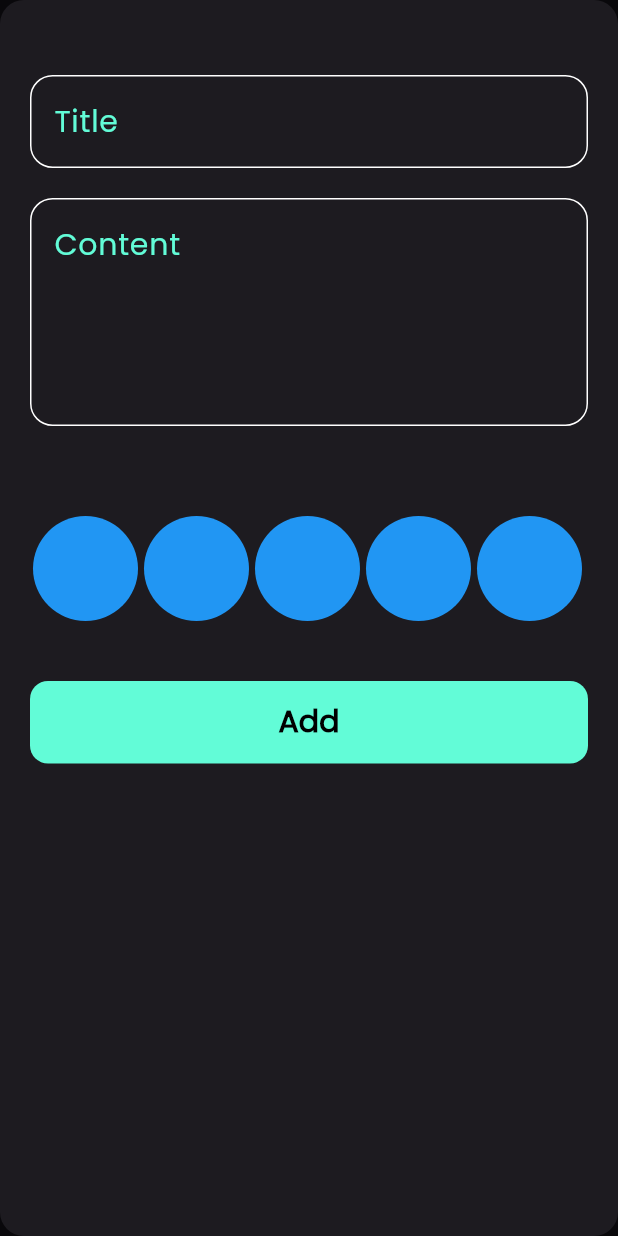
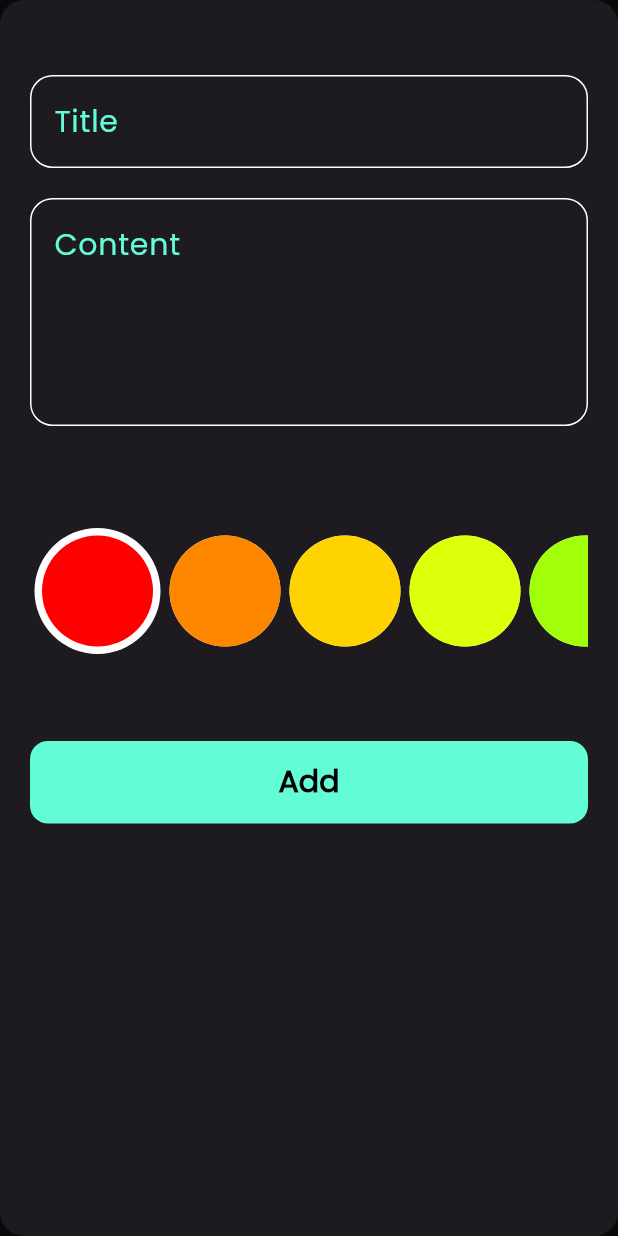
Before and after one commit to Youssef-Ma7moud-Eid/Notesapp, a Flutter app: the screen it shows after launch, after a tap on the "add" icon, on a phone screen of 412 x 824 dp. Run offline on Flutter 3.47's test engine with Material 3 defaults, Android fonts, the phone set to English and light mode, and no system bars; our stand-ins replace flutter_bloc, hive, hive_flutter; accounts and stored records are empty.

Commit message:
complete list color in add and update

```diff
--- /dev/null
+++ b/devtools_options.yaml
@@ -0,0 +1,3 @@
+description: This file stores settings for Dart & Flutter DevTools.
+documentation: https://docs.flutter.dev/tools/devtools/extensions#configure-extension-enablement-states
+extensions:
--- a/lib/constant.dart
+++ b/lib/constant.dart
@@ -2,3 +2,13 @@ import 'package:flutter/material.dart';
 
 const kprimarycolor = Color(0XFF62FCD7);
 const knotesBox = "notes_box";
+List<Color> kColors = const [
+  Color(0xffff0000),
+  Color(0xffff8700),
+  Color(0xffffd300),
+  Color(0xffdeff0a),
+  Color(0xffa1ff0a),
+  Color(0xff0aefff),
+  Color(0xff580aff),
+  Color(0xffff0aff),
+];
--- a/lib/cubits/add_note_cubit/add_note_cubit.dart
+++ b/lib/cubits/add_note_cubit/add_note_cubit.dart
@@ -1,3 +1,4 @@
+import 'package:flutter/material.dart';
 import 'package:flutter/widgets.dart';
 import 'package:flutter_bloc/flutter_bloc.dart';
 import 'package:hive/hive.dart';
@@ -7,6 +8,7 @@ part 'add_note_cubit_state.dart';
 
 class AddNoteCubit extends Cubit<AddNoteState> {
   AddNoteCubit() : super(AddNoteInitial());
+  Color color = Colors.green;
   addnote(NoteModel note) async {
     emit(AddNoteLoading());
     // await Future.delayed(const Duration(seconds: 5));
@@ -18,6 +20,14 @@ class AddNoteCubit extends Cubit<AddNoteState> {
       emit(AddNoteFailure(e.toString()));
     }
   }
+
+  addcolor(Color colors) {
+    color = colors;
+  }
+
+  rebeatcolor() {
+    color = Colors.green;
+  }
 }
 // generic data
 // T add <T>(T name)
--- a/lib/widgets/Color_pick_widget.dart
+++ b/lib/widgets/Color_pick_widget.dart
@@ -1,20 +1,53 @@
 import 'package:flutter/material.dart';
+import 'package:flutter_bloc/flutter_bloc.dart';
 
-class ColorPickWidget extends StatelessWidget {
-  const ColorPickWidget({super.key});
+import 'package:noteapp_project/cubits/add_note_cubit/add_note_cubit.dart';
 
+class ColorPickWidget extends StatefulWidget {
+  ColorPickWidget({super.key, required this.colors, required this.active});
+  bool active;
+  Color colors;
+  @override
+  State<ColorPickWidget> createState() => _ColorPickWidgetState();
+}
+
+class _ColorPickWidgetState extends State<ColorPickWidget> {
+  double radius = 37;
   @override
   Widget build(BuildContext context) {
-    return Container(
-      margin: const EdgeInsets.symmetric(
-        horizontal: 2,
-      ),
-      width: 70,
-      height: 110,
-      decoration: BoxDecoration(
-        borderRadius: BorderRadius.circular(60),
-        color: Colors.blue,
+    if (widget.active == true) {
+      if (radius == 37) {
+        BlocProvider.of<AddNoteCubit>(context).addcolor(widget.colors);
+        radius = 42;
+      } else {
+        radius = 37;
+        BlocProvider.of<AddNoteCubit>(context).rebeatcolor();
+      }
+      setState(() {});
+    } else {
+      radius = 37;
+    }
+    return Padding(
+      padding: const EdgeInsets.all(3.0),
+      child: CircleAvatar(
+        radius: radius,
+        backgroundColor: Colors.white,
+        child: CircleAvatar(
+          radius: 37,
+          backgroundColor: widget.colors,
+        ),
       ),
     );
   }
 }
+  // Container(
+    //   margin: const EdgeInsets.symmetric(
+    //     horizontal: 2,
+    //   ),
+    //   width: 70,
+    //   height: 110,
+    //   decoration: BoxDecoration(
+    //     borderRadius: BorderRadius.circular(60),
+    //     color: Colors.blue,
+    //   ),
+    // );
--- a/lib/widgets/add_note_buttom_sheet.dart
+++ b/lib/widgets/add_note_buttom_sheet.dart
@@ -24,7 +24,7 @@ class _AddnotebuttomsheetState extends State<Addnotebuttomsheet> {
           BlocProvider.of<NotesCubit>(context).fetchAllNotes();
           Navigator.of(context).pop();
           scaffoldmessenger(
-              color: Colors.green,
+              color: Colors.white,
               text: 'Note added successfull',
               context: context);
         }
@@ -32,7 +32,7 @@ class _AddnotebuttomsheetState extends State<Addnotebuttomsheet> {
       builder: (context, state) {
         return AbsorbPointer(
             absorbing: state is AddNoteLoading ? true : false,
-            child: AddNoteForm());
+            child: const AddNoteForm());
       },
     );
   }
--- a/lib/widgets/form_buttom_sheet_body.dart
+++ b/lib/widgets/form_buttom_sheet_body.dart
@@ -18,6 +18,7 @@ class AddNoteForm extends StatefulWidget {
 
 class _AddNoteFormState extends State<AddNoteForm> {
   String? title, subtitle;
+  Color color = Colors.green;
   GlobalKey<FormState> formkey = GlobalKey(); // to access validate
   AutovalidateMode autovalidateMode =
       AutovalidateMode.disabled; // to appear errors in forms
@@ -56,12 +57,14 @@ class _AddNoteFormState extends State<AddNoteForm> {
             const SizedBox(
               height: 60,
             ),
-            const SizedBox(
-              height: 80,
-              child: ListColorBody(),
+            SizedBox(
+              height: 50 * 2,
+              child: ListColorBody(
+                indexx: -1,
+              ),
             ),
             const SizedBox(
-              height: 30,
+              height: 50,
             ),
             TextButtom(
               onPressed: () {
@@ -69,11 +72,14 @@ class _AddNoteFormState extends State<AddNoteForm> {
                   formkey.currentState!.save();
                   var currentdate = DateTime.now();
                   var formadate = DateFormat("dd-mm-yy").format(currentdate);
+                  color = BlocProvider.of<AddNoteCubit>(context).color;
+                  BlocProvider.of<AddNoteCubit>(context).rebeatcolor();
                   NoteModel model = NoteModel(
-                      title: title!,
-                      subtitle: subtitle!,
-                      date: formadate,
-                      color: Colors.blue.value);
+                    title: title!,
+                    subtitle: subtitle!,
+                    date: formadate,
+                    color: color.value,
+                  );
                   BlocProvider.of<AddNoteCubit>(context).addnote(model);
 
                   setState(() {});
--- a/lib/widgets/list_color_body.dart
+++ b/lib/widgets/list_color_body.dart
@@ -1,21 +1,59 @@
 import 'package:flutter/material.dart';
+
+import 'package:noteapp_project/constant.dart';
+
 import 'package:noteapp_project/widgets/Color_pick_widget.dart';
 
-class ListColorBody extends StatelessWidget {
-  const ListColorBody({super.key});
+class ListColorBody extends StatefulWidget {
+  ListColorBody({super.key, this.indexx});
+  var indexx;
+
+  @override
+  State<ListColorBody> createState() => _ListColorBodyState();
+}
+
+class _ListColorBodyState extends State<ListColorBody> {
+  var curindex;
+  @override
+  void initState() {
+    curindex = widget.indexx == -1 ? 0 : widget.indexx;
+    ListView.builder(
+        itemCount: kColors.length,
+        scrollDirection: Axis.horizontal,
+        itemBuilder: (context, index) {
+          return GestureDetector(
+            onTap: () {
+              curindex = index;
+
+              setState(() {});
+            },
+            child: ColorPickWidget(
+              colors: kColors[index],
+              active: curindex == index,
+            ),
+          );
+        });
+
+    super.initState();
+  }
 
   @override
   Widget build(BuildContext context) {
-    return Scaffold(
-      backgroundColor: Colors.transparent,
-      body: SizedBox(
-        height: 70,
-        child: ListView.builder(
-            scrollDirection: Axis.horizontal,
-            itemBuilder: (context, index) {
-              return const ColorPickWidget();
-            }),
-      ),
-    );
+    return ListView.builder(
+        itemCount: kColors.length,
+        scrollDirection: Axis.horizontal,
+        itemBuilder: (context, index) {
+          return GestureDetector(
+            onTap: () {
+              curindex = index;
+
+              setState(() {});
+            },
+            child: ColorPickWidget(
+              colors: kColors[index],
+              active: curindex == index,
+            ),
+          );
+        });
   }
 }
--- a/pubspec.yaml
+++ b/pubspec.yaml
@@ -35,6 +35,7 @@ dependencies:
   # The following adds the Cupertino Icons font to your application.
   # Use with the CupertinoIcons class for iOS style icons.
   cupertino_icons: ^1.0.6
+  flutter_native_splash: ^2.4.1
   hive: ^2.2.3
   date_format: ^2.0.9
   hive_flutter: ^1.1.0
```
Also changed, not shown: lib/views/edit_note_view.dart (+17 -5 lines), lib/widgets/Noteview_body.dart (+8 -3 lines), lib/widgets/snak_bar_widget.dart (+15 -5 lines), pubspec.lock.
